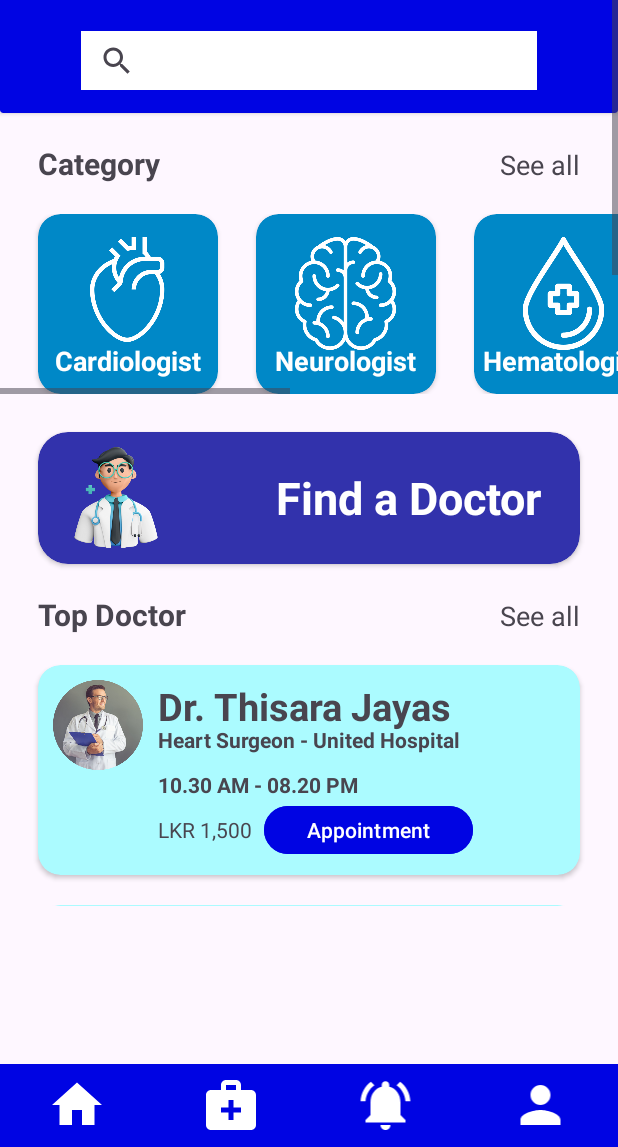
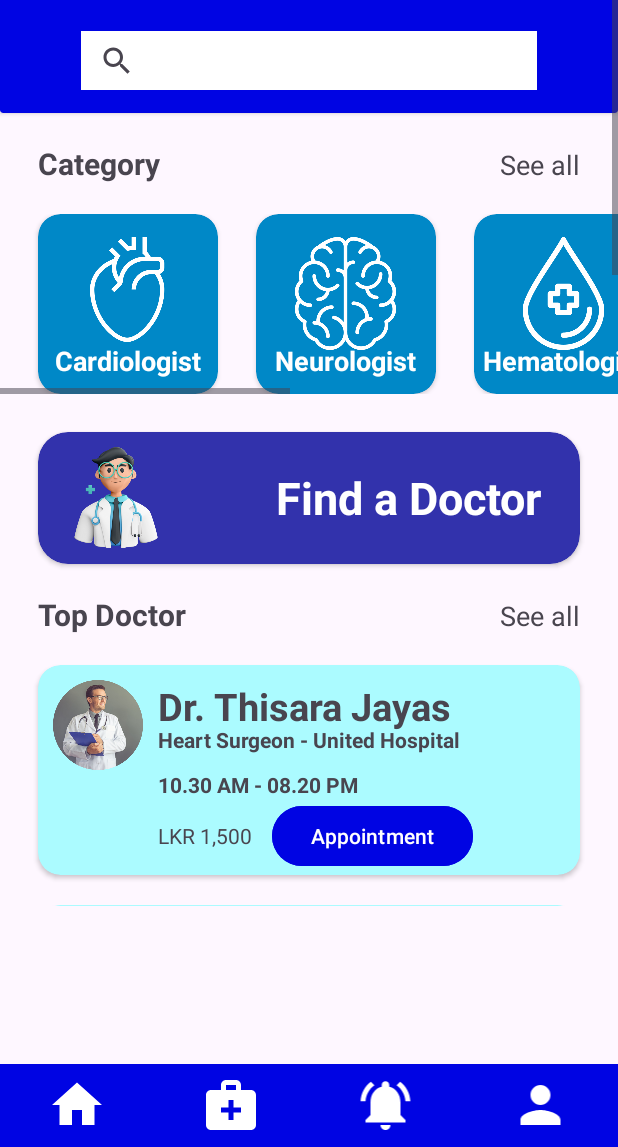
Before and after one commit to ThisaraJayas/Doctor_Appoinment_App, an Android app: the HomeActivity screen opened directly, with no data from a screen before it, on a phone screen of 412 x 824 dp, the part 89-1236 px from its top. Run offline under Robolectric (Android 15) with nearby library versions, the light colour scheme and no system bars.

Commit message:
completed frontend page

```diff
--- a/app/src/main/java/com/example/myapplication/DoctorItemsActivity.kt
+++ b/app/src/main/java/com/example/myapplication/DoctorItemsActivity.kt
@@ -12,7 +12,7 @@ class DoctorItemsActivity : AppCompatActivity() {
         super.onCreate(savedInstanceState)
         setContentView(R.layout.activity_doctor_items)
 
-        docProfileNav=findViewById(R.id.cardioDocOne)
+        docProfileNav=findViewById(R.id.cardioDocOne1)
         docProfileNav.setOnClickListener {
             val intent = Intent(this,DoctorProfileActivity::class.java)
             startActivity(intent)
--- a/app/src/main/res/layout/activity_get_started.xml
+++ b/app/src/main/res/layout/activity_get_started.xml
@@ -8,7 +8,7 @@
     tools:context=".GetStartedActivity" >
 
     <Button
-        android:id="@+id/button"
+        android:id="@+id/signupNavigate"
         android:layout_width="200dp"
         android:layout_height="wrap_content"
         android:backgroundTint="@color/doctorCard"
@@ -31,7 +31,7 @@
         android:textStyle="bold"
         app:layout_constraintEnd_toEndOf="parent"
         app:layout_constraintStart_toStartOf="parent"
-        app:layout_constraintTop_toBottomOf="@+id/button" />
+        app:layout_constraintTop_toBottomOf="@+id/signupNavigate" />
 
     <ImageView
         android:id="@+id/imageView33"
--- a/app/src/main/res/layout/activity_home.xml
+++ b/app/src/main/res/layout/activity_home.xml
@@ -372,7 +372,7 @@
                     android:orientation="horizontal">
 
                     <TextView
-                        android:id="@+id/textView9"
+                        android:id="@+id/textView47"
                         android:layout_width="wrap_content"
                         android:layout_height="wrap_content"
                         android:layout_weight="1"
@@ -389,17 +389,17 @@
                     android:orientation="horizontal">
 
                     <TextView
-                        android:id="@+id/textView10"
-                        android:layout_width="wrap_content"
+                        android:id="@+id/textView48"
+                        android:layout_width="73dp"
                         android:layout_height="wrap_content"
                         android:layout_gravity="start|center_vertical"
                         android:layout_weight="1"
                         android:text="@string/doctorPrice" />
 
                     <Button
-                        android:id="@+id/cardioDocOne"
+                        android:id="@+id/cardioDocOne1"
                         android:layout_width="wrap_content"
-                        android:layout_height="40dp"
+                        android:layout_height="48dp"
                         android:layout_gravity="center_vertical|end"
                         android:layout_weight="1"
                         android:backgroundTint="@color/secondaryColor"
@@ -454,7 +454,7 @@
                     android:orientation="horizontal">
 
                     <TextView
-                        android:id="@+id/textView9"
+                        android:id="@+id/textView49"
                         android:layout_width="wrap_content"
                         android:layout_height="wrap_content"
                         android:layout_weight="1"
@@ -464,7 +464,7 @@
                 </LinearLayout>
 
                 <LinearLayout
-                    android:layout_width="210dp"
+                    android:layout_width="wrap_content"
                     android:layout_height="match_parent"
                     android:layout_marginStart="80dp"
                     android:layout_marginTop="90dp"
@@ -472,17 +472,17 @@
                     android:orientation="horizontal">
 
                     <TextView
-                        android:id="@+id/textView10"
-                        android:layout_width="wrap_content"
+                        android:id="@+id/textView50"
+                        android:layout_width="73dp"
                         android:layout_height="wrap_content"
                         android:layout_gravity="start|center_vertical"
                         android:layout_weight="1"
                         android:text="@string/doctorPrice" />
 
                     <Button
-                        android:id="@+id/cardioDocOne"
+                        android:id="@+id/cardioDocOne2"
                         android:layout_width="wrap_content"
-                        android:layout_height="40dp"
+                        android:layout_height="48dp"
                         android:layout_gravity="center_vertical|end"
                         android:layout_weight="1"
                         android:backgroundTint="@color/secondaryColor"
@@ -527,7 +527,7 @@
                     android:orientation="horizontal">
 
                     <TextView
-                        android:id="@+id/textView9"
+                        android:id="@+id/textView51"
                         android:layout_width="wrap_content"
                         android:layout_height="wrap_content"
                         android:layout_weight="1"
@@ -545,7 +545,7 @@
                     android:orientation="horizontal">
 
                     <TextView
-                        android:id="@+id/textView10"
+                        android:id="@+id/textView52"
                         android:layout_width="wrap_content"
                         android:layout_height="wrap_content"
                         android:layout_gravity="start|center_vertical"
@@ -553,10 +553,9 @@
                         android:text="@string/doctorPrice" />
 
                     <Button
-                        android:id="@+id/cardioDocOne"
+                        android:id="@+id/cardioDocOne3"
                         android:layout_width="wrap_content"
-                        android:layout_height="40dp"
-                        android:layout_gravity="center_vertical|end"
+                        android:layout_height="48dp"
                         android:layout_weight="1"
                         android:backgroundTint="@color/secondaryColor"
                         android:text="@string/appointmentTxt" />
@@ -609,7 +608,7 @@
                     android:orientation="horizontal">
 
                     <TextView
-                        android:id="@+id/textView9"
+                        android:id="@+id/textView53"
                         android:layout_width="wrap_content"
                         android:layout_height="wrap_content"
                         android:layout_weight="1"
@@ -627,7 +626,7 @@
                     android:orientation="horizontal">
 
                     <TextView
-                        android:id="@+id/textView10"
+                        android:id="@+id/textView54"
                         android:layout_width="wrap_content"
                         android:layout_height="wrap_content"
                         android:layout_gravity="start|center_vertical"
@@ -635,10 +634,9 @@
                         android:text="@string/doctorPrice" />
 
                     <Button
-                        android:id="@+id/cardioDocOne"
+                        android:id="@+id/cardioDocOne4"
                         android:layout_width="wrap_content"
-                        android:layout_height="40dp"
-                        android:layout_gravity="center_vertical|end"
+                        android:layout_height="48dp"
                         android:layout_weight="1"
                         android:backgroundTint="@color/secondaryColor"
                         android:text="@string/appointmentTxt" />
@@ -691,7 +689,7 @@
                     android:orientation="horizontal">
 
                     <TextView
-                        android:id="@+id/textView9"
+                        android:id="@+id/textView55"
                         android:layout_width="wrap_content"
                         android:layout_height="wrap_content"
                         android:layout_weight="1"
@@ -709,7 +707,7 @@
                     android:orientation="horizontal">
 
                     <TextView
-                        android:id="@+id/textView10"
+                        android:id="@+id/textView56"
                         android:layout_width="wrap_content"
                         android:layout_height="wrap_content"
                         android:layout_gravity="start|center_vertical"
@@ -717,10 +715,9 @@
                         android:text="@string/doctorPrice" />
 
                     <Button
-                        android:id="@+id/cardioDocOne"
+                        android:id="@+id/cardioDocOne5"
                         android:layout_width="wrap_content"
-                        android:layout_height="40dp"
-                        android:layout_gravity="center_vertical|end"
+                        android:layout_height="48dp"
                         android:layout_weight="1"
                         android:backgroundTint="@color/secondaryColor"
                         android:text="@string/appointmentTxt" />
@@ -773,7 +770,7 @@
                     android:orientation="horizontal">
 
                     <TextView
-                        android:id="@+id/textView9"
+                        android:id="@+id/textView57"
                         android:layout_width="wrap_content"
                         android:layout_height="wrap_content"
                         android:layout_weight="1"
@@ -791,7 +788,7 @@
                     android:orientation="horizontal">
 
                     <TextView
-                        android:id="@+id/textView10"
+                        android:id="@+id/textView58"
                         android:layout_width="wrap_content"
                         android:layout_height="wrap_content"
                         android:layout_gravity="start|center_vertical"
@@ -799,10 +796,9 @@
                         android:text="@string/doctorPrice" />
 
                     <Button
-                        android:id="@+id/cardioDocOne"
+                        android:id="@+id/cardioDocOne6"
                         android:layout_width="wrap_content"
-                        android:layout_height="40dp"
-                        android:layout_gravity="center_vertical|end"
+                        android:layout_height="48dp"
                         android:layout_weight="1"
                         android:backgroundTint="@color/secondaryColor"
                         android:text="@string/appointmentTxt" />
@@ -855,7 +851,7 @@
                     android:orientation="horizontal">
 
                     <TextView
-                        android:id="@+id/textView9"
+                        android:id="@+id/textView59"
                         android:layout_width="wrap_content"
                         android:layout_height="wrap_content"
                         android:layout_weight="1"
@@ -873,7 +869,7 @@
                     android:orientation="horizontal">
 
                     <TextView
-                        android:id="@+id/textView10"
+                        android:id="@+id/textView60"
                         android:layout_width="wrap_content"
                         android:layout_height="wrap_content"
                         android:layout_gravity="start|center_vertical"
@@ -881,12 +877,10 @@
                         android:text="@string/doctorPrice" />
 
                     <Button
-                        android:id="@+id/cardioDocOne"
+                        android:id="@+id/cardioDocOne7"
                         android:layout_width="wrap_content"
-                        android:layout_height="40dp"
-                        android:layout_gravity="center_vertical|end"
+                        android:layout_height="48dp"
                         android:layout_weight="1"
-                        android:backgroundTint="@color/secondaryColor"
                         android:text="@string/appointmentTxt" />
                 </LinearLayout>
 
@@ -964,10 +958,9 @@
                         android:text="@string/doctorPrice" />
 
                     <Button
-                        android:id="@+id/cardioDocOne"
+                        android:id="@+id/cardioDocOne8"
                         android:layout_width="wrap_content"
-                        android:layout_height="40dp"
-                        android:layout_gravity="center_vertical|end"
+                        android:layout_height="48dp"
                         android:layout_weight="1"
                         android:backgroundTint="@color/secondaryColor"
                         android:text="@string/appointmentTxt" />
--- a/app/src/main/res/values/strings.xml
+++ b/app/src/main/res/values/strings.xml
@@ -52,4 +52,5 @@
     <string name="DocTimeTitle">Available Time</string>
     <string name="bookDocAppoin">Book Appointment</string>
     <string name="signUp">Sign Up</string>
+    <string name="regText">Register</string>
 </resources>
```
Also changed, not shown: app/src/main/AndroidManifest.xml (+6 -6 lines), app/src/main/java/com/example/myapplication/GetStartedActivity.kt (+8 -0 lines), app/src/main/java/com/example/myapplication/RegisterActivity.kt (added, +22 -0 lines), app/src/main/res/layout/activity_doctor_items.xml (+89 -92 lines), app/src/main/res/layout/activity_register.xml (added, +215 -0 lines).
